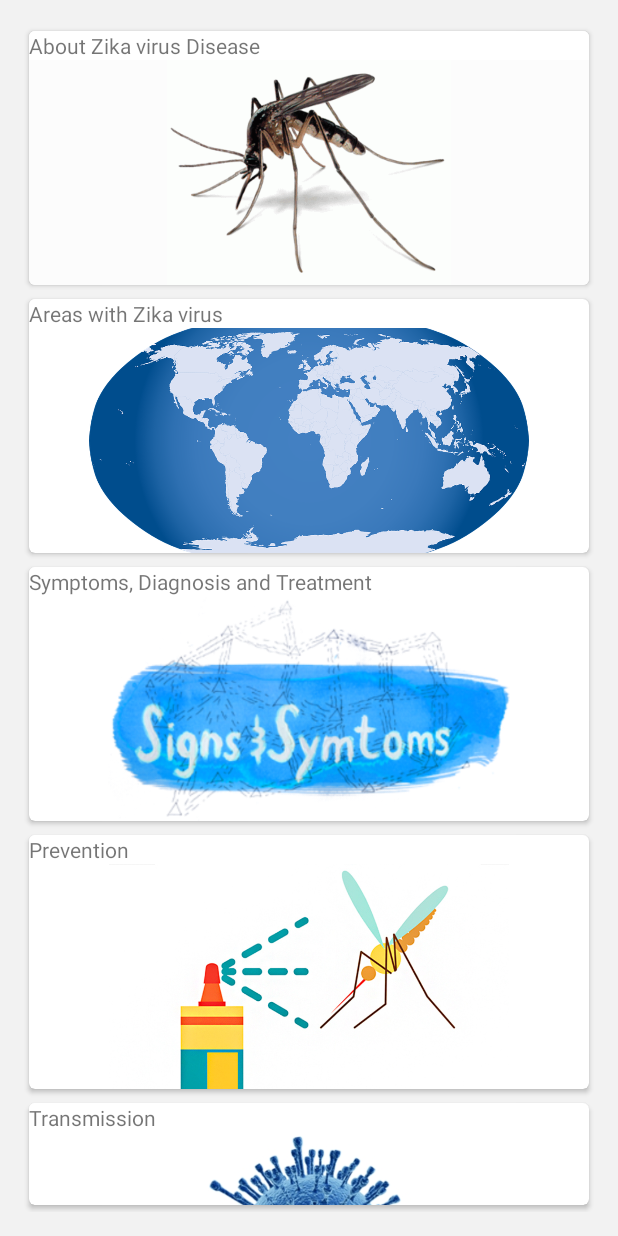
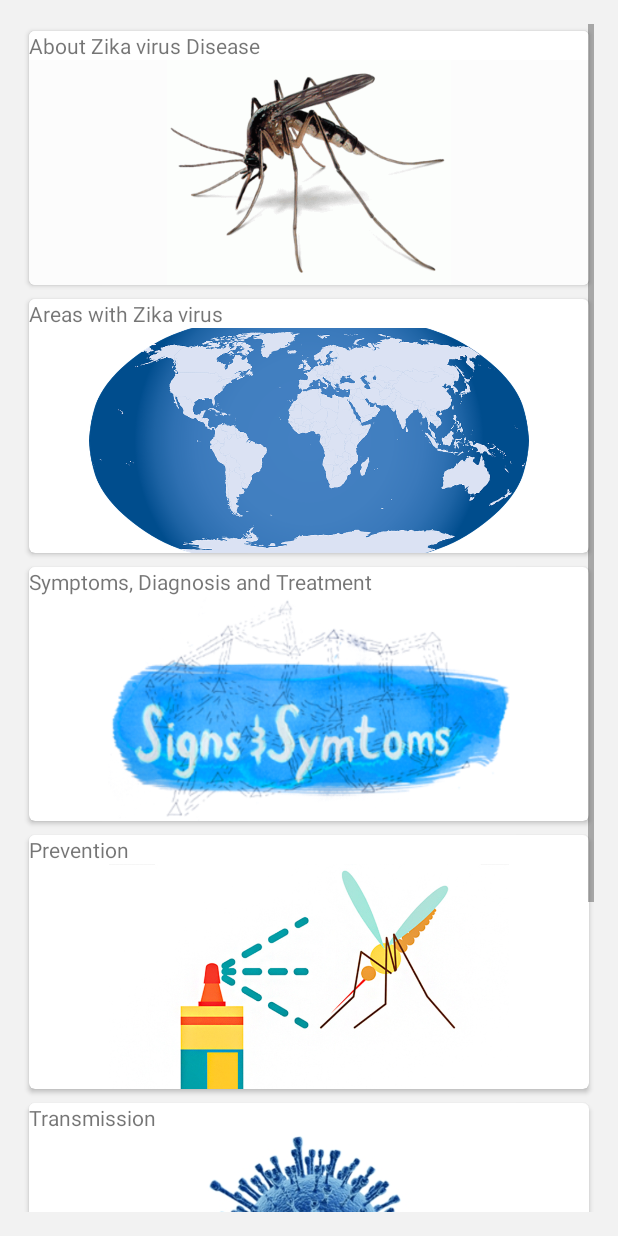
Before and after one commit to Hongyuanli/CS3892016team4, an Android app: the layout fragment_informations.xml on its own in the app's theme, with its tools: preview values and no code run, on a phone screen of 412 x 824 dp. Run offline under Robolectric (Android 15) with nearby library versions, the phone set to English and light mode, and no system bars.

Commit message:
fixed info page scrolling

```diff
--- a/app/src/main/res/layout/fragment_informations.xml
+++ b/app/src/main/res/layout/fragment_informations.xml
@@ -14,10 +14,13 @@
     android:background="#f2f2f2"
     xmlns:card_view="http://schemas.android.com/apk/res-auto">
 
-    <!--<ScrollView-->
-        <!--android:layout_width="fill_parent"-->
-        <!--android:layout_height="wrap_content">-->
-
+    <ScrollView
+        android:layout_width="fill_parent"
+        android:layout_height="wrap_content">
+    <RelativeLayout
+        android:layout_width="wrap_content"
+        android:layout_height="wrap_content"
+        android:orientation="vertical">
         <android.support.v7.widget.CardView
             xmlns:card_view="http://schemas.android.com/apk/res-auto"
             android:id="@+id/card_view"
@@ -247,6 +250,6 @@
         </android.support.v7.widget.CardView>
 
 
-
-    <!--</ScrollView>-->
+    </RelativeLayout>
+    </ScrollView>
 </RelativeLayout>
```
